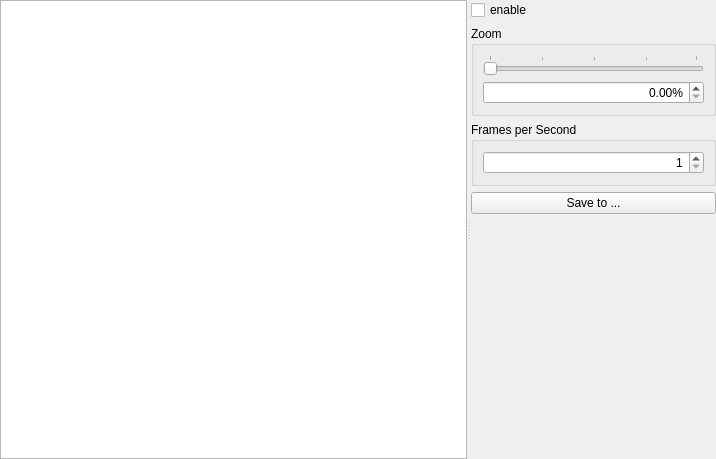
Before: the Qt Designer form widgets/map/ui/localmapwidget.ui in matzman666/PyPipboyApp, drawn with Qt 5.
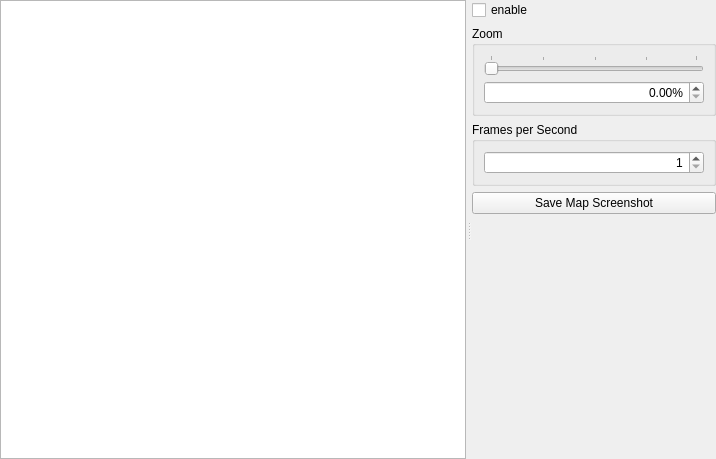
After: the same form once the commit is applied.

What changed in the file:
```diff
--- a/widgets/map/ui/localmapwidget.ui
+++ b/widgets/map/ui/localmapwidget.ui
@@ -22,6 +22,9 @@
      <property name="orientation">
       <enum>Qt::Horizontal</enum>
      </property>
+     <property name="handleWidth">
+      <number>6</number>
+     </property>
      <widget class="QGraphicsView" name="graphicsView">
       <property name="verticalScrollBarPolicy">
        <enum>Qt::ScrollBarAlwaysOff</enum>
@@ -111,7 +114,7 @@
        <item>
         <widget class="QPushButton" name="saveToButton">
          <property name="text">
-          <string>Save to ...</string>
+          <string>Save Map Screenshot</string>
          </property>
         </widget>
        </item>
```
